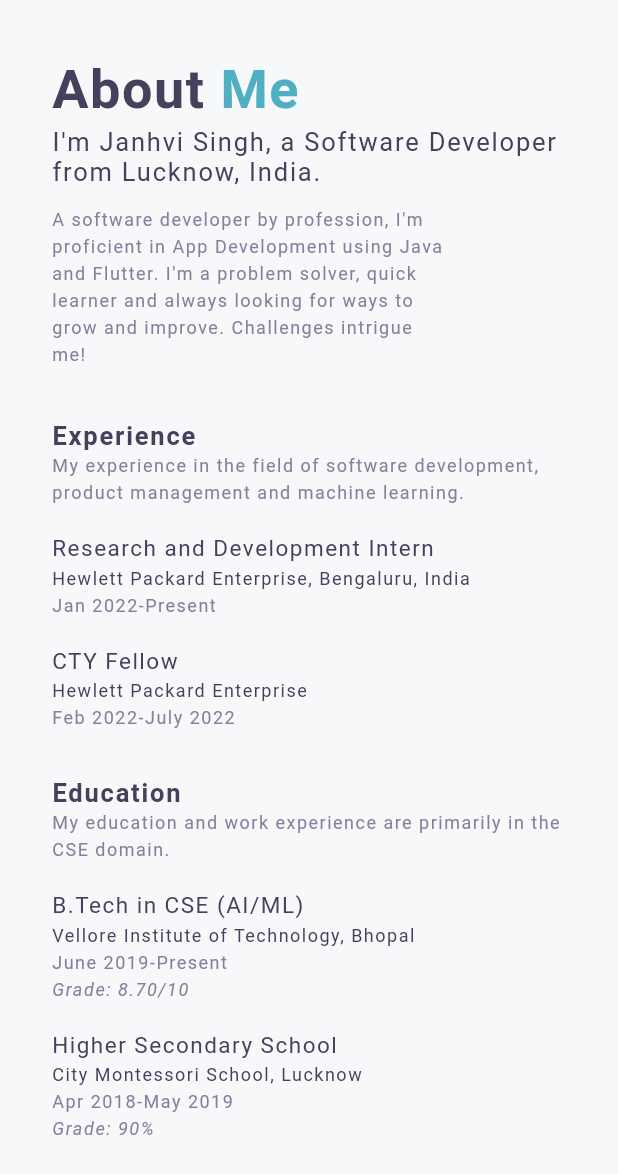
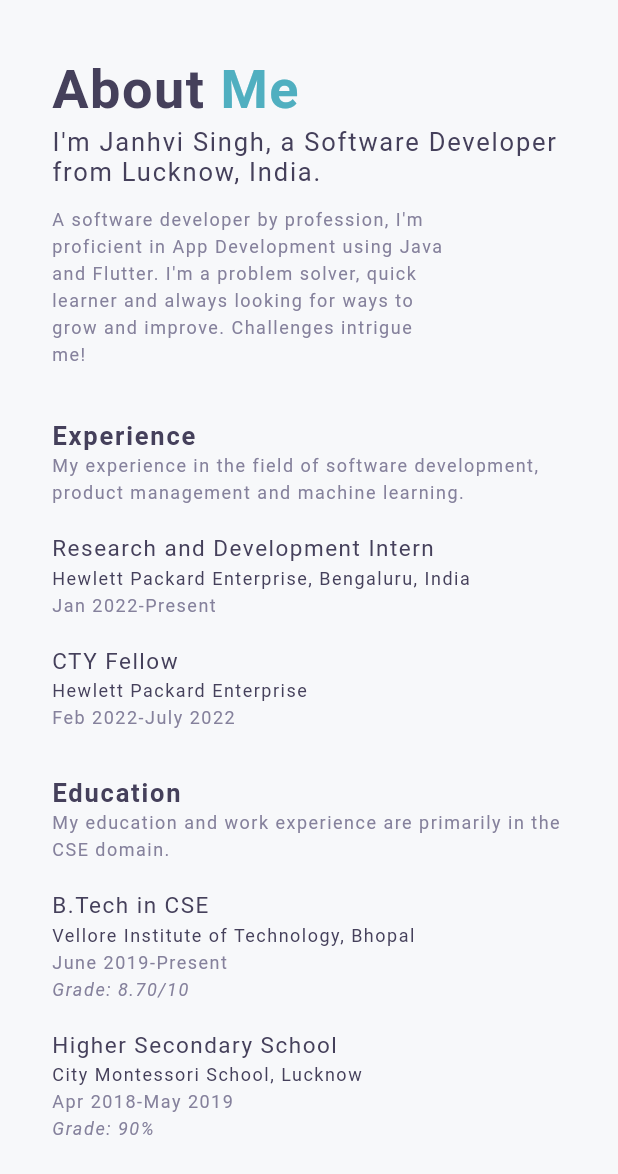
Before and after one commit to Janhvi-s/portfolio_app, a Flutter app: the screen it shows after launch, on a phone screen of 412 x 824 dp, the part 62-1236 px from its top. Run offline on Flutter 3.47's test engine with Material 2 defaults, Android fonts, the phone set to English and light mode, and no system bars; missing offline and left inert: dart:html; network calls fail; Roboto replaces fonts that are missing (NexaBold, NexaLight, ProductSans).

Commit message:
Edited the Education section Line no. 449

```diff
--- a/lib/ui/home.dart
+++ b/lib/ui/home.dart
@@ -446,7 +446,7 @@ class HomePage extends StatelessWidget {
 
   final educationList = [
     Education(
-      "B.Tech in CSE (AI/ML)",
+      "B.Tech in CSE",
       "Vellore Institute of Technology, Bhopal",
       "June 2019",
       "Present",
```
